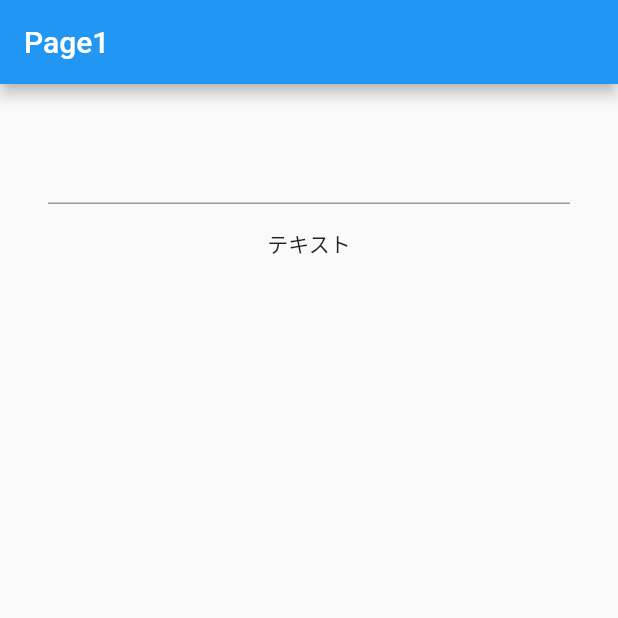
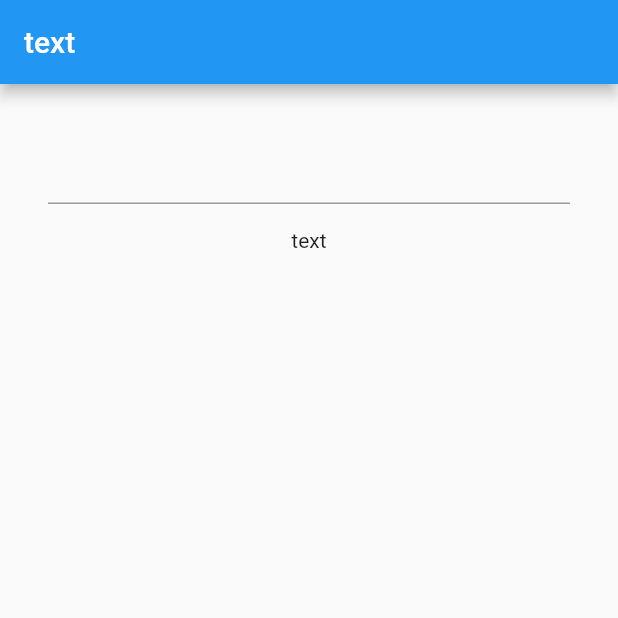
Before and after one commit to dd-matsuura/learn_provider, a Flutter app: the screen it shows after launch, on a phone screen of 412 x 824 dp, the top half of it. Run offline on Flutter 3.47's test engine with Material 2 defaults, Android fonts, the phone set to English and light mode, and no system bars.

```diff
--- /dev/null
+++ b/lib/k.dart
@@ -0,0 +1,3 @@
+class K {
+  static String k = 'text';
+}
--- a/lib/main.dart
+++ b/lib/main.dart
@@ -1,4 +1,5 @@
 import 'package:flutter/material.dart';
+import 'k.dart';
 
 void main() {
   runApp(const MyApp());
@@ -22,7 +23,7 @@ class Page1 extends StatelessWidget {
   Widget build(BuildContext context) {
     return Scaffold(
       appBar: AppBar(
-        title: const Text('Page1'),
+        title: Text(K.k),
       ),
       body: Padding(
         padding: const EdgeInsets.all(32),
@@ -43,7 +44,12 @@ class Page2 extends StatelessWidget {
 
   @override
   Widget build(BuildContext context) {
-    return const TextField();
+    return TextField(
+      onChanged: (newText) {
+        K.k = newText;
+        print(K.k);
+      },
+    );
   }
 }
 
@@ -52,6 +58,6 @@ class Page3 extends StatelessWidget {
 
   @override
   Widget build(BuildContext context) {
-    return const Text('テキスト');
+    return Text(K.k);
   }
 }
```
